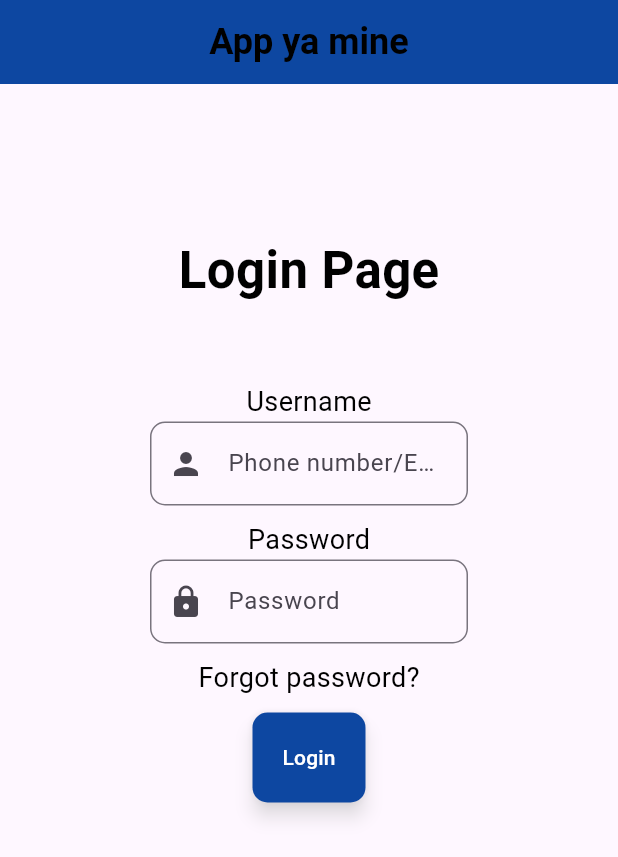
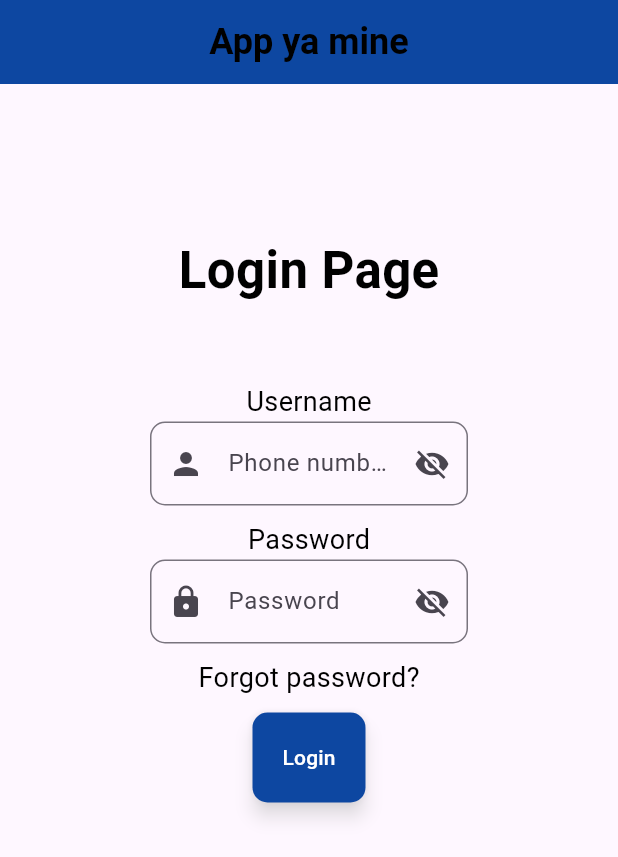
Before and after one commit to eiidoubleyuwes/nimeku-dart-a, a Flutter app: the screen it shows after launch, on a phone screen of 412 x 824 dp. Shown: the top 857 px of the screen. Run offline on Flutter 3.47's test engine with Material 3 defaults, Android fonts, the phone set to English and light mode, and no system bars.

Commit message:
Feat:Added ability to show the passowrd
This is by adding the icon in the customcontroller.dart2

```diff
--- a/myapp_flutter/lib/views/customcontroller.dart
+++ b/myapp_flutter/lib/views/customcontroller.dart
@@ -23,6 +23,7 @@ class CustomTextWidget extends StatelessWidget {
         ),
         hintText: hint,
         prefixIcon: Icon(icon),
+        suffixIcon: Icon(Icons.visibility_off),
       ),
       controller: TextEditingController(),
       obscureText: hideText!,
```
